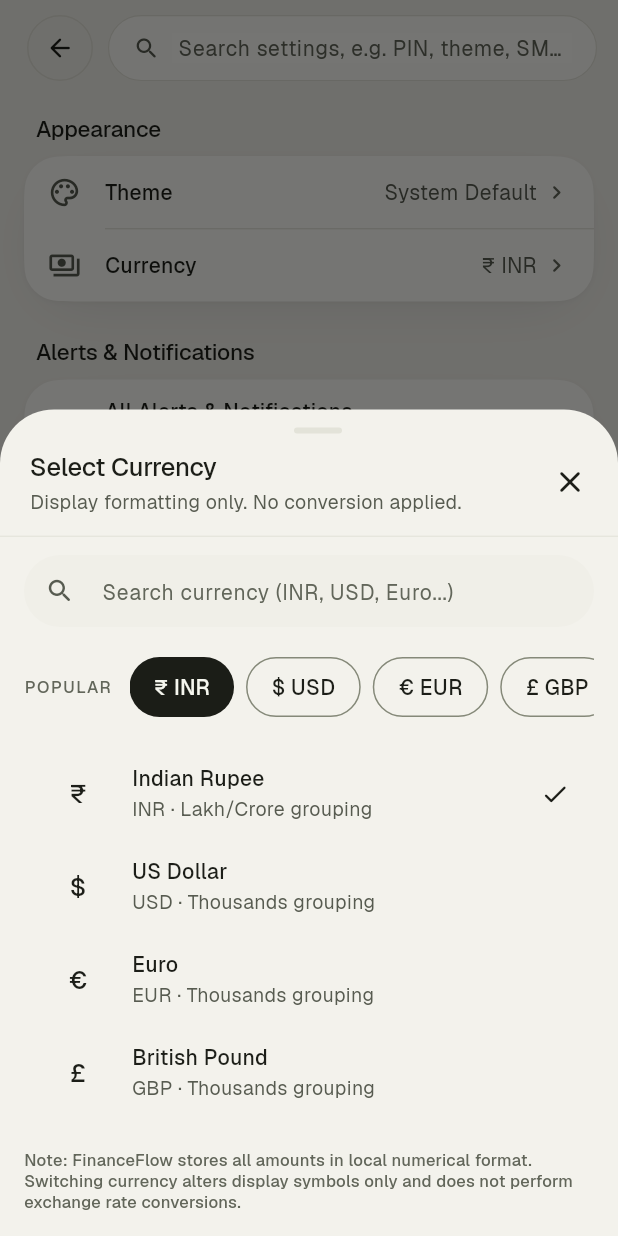
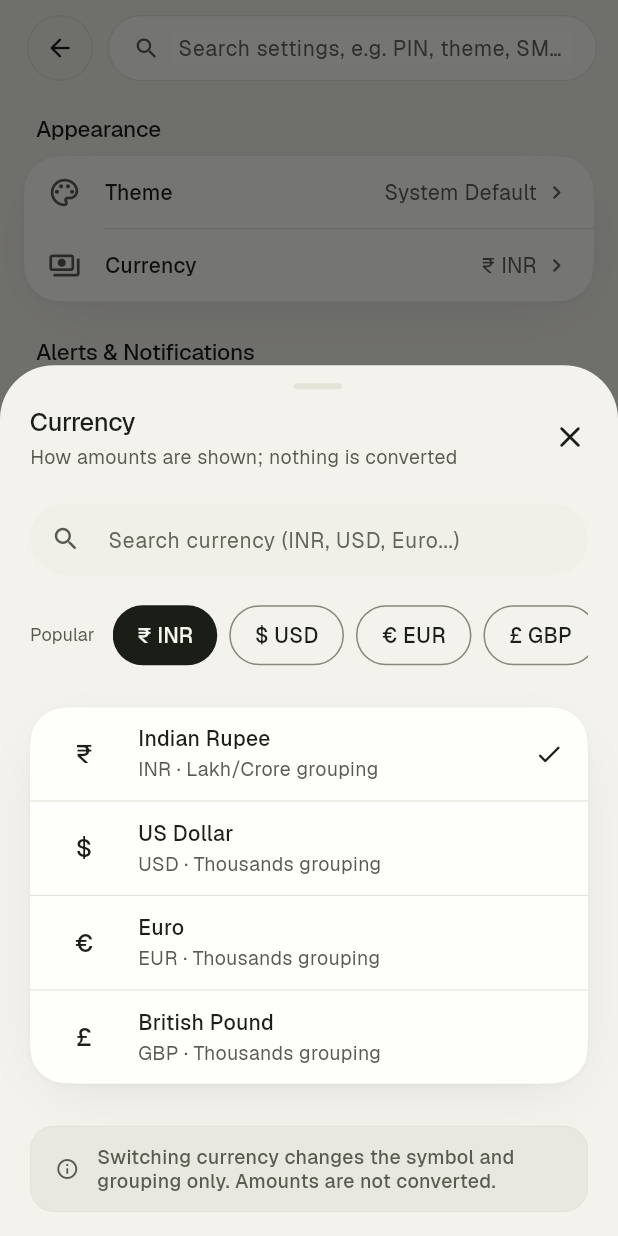
Before and after one commit to Shibilimohdtp/financeflow, a Flutter app: the SettingsDetailScreen screen opened directly, after a tap on the "search" icon, after a tap on "Currency", on a phone screen of 412 x 824 dp. Run offline on Flutter 3.47's test engine with Material 3 defaults, Android fonts, the phone set to English and light mode, and no system bars; our stand-ins replace file_picker, flutter_local_notifications, flutter_riverpod, flutter_secure_storage, flutter_timezone, isar and 3 more; accounts and stored records are empty; generated files the repository leaves out were written again; project files that could hold a hidden picture were left out.

Commit message:
feat(ui): DS-B20g choice sheets on the skeleton
Archetype C for the pickers and filters:
- Category picker: standard header and body padding, sentence-case
  title, names wrap to two lines instead of "Miscellaneo…", no bold.
- Account picker: rows in one grouped container, empty state.
- Filter and sort: no privacy badge or header divider; section headers
  use the one field-label style with the current value on the right;
  Clear all is a text button; Reset sits above Show results.
- Theme and currency pickers: short sentence-case titles, "Popular"
  instead of letter-spaced ALL CAPS, currencies in a grouped list, the
  note as a consequence line.
- Guided PIN sheet: plain titles, motion token instead of an inline
  duration, wrapping error text, no letter spacing.
- CSV column mapper: content-sized (was always full height), sentence-
  case labels, the apply action moves to the sheet footer.

Co-Authored-By: Claude Opus 5.5 <noreply@anthropic.com>

```diff
--- a/lib/features/settings/widgets/settings_picker_sheets.dart
+++ b/lib/features/settings/widgets/settings_picker_sheets.dart
@@ -4,13 +4,16 @@ import 'package:flutter_riverpod/flutter_riverpod.dart';
 import '../../../core/formatting/app_currency.dart';
 import '../../../models/app_settings.dart';
 import '../../../shared/widgets/ff_chip.dart';
-import '../../../shared/widgets/ff_divider.dart';
 import '../../../shared/widgets/ff_row.dart';
+import '../../../shared/widgets/ff_consequence_line.dart';
+import '../../../shared/widgets/ff_field_label.dart';
+import '../../../shared/widgets/ff_grouped_container.dart';
 import '../../../shared/widgets/ff_sheet.dart';
 import '../../../shared/widgets/ff_sheet_header.dart';
 import '../../../shared/widgets/ff_text_field.dart';
 import '../../../shared/widgets/ff_theme_preview_card.dart';
 import '../../../theme/ff.dart';
+import '../../../theme/ff_tone.dart';
 import '../settings_controller.dart';
 
 /// Opens the live theme preference bottom sheet with interactive miniature
@@ -34,15 +37,11 @@ void showSettingsThemePicker(
             crossAxisAlignment: CrossAxisAlignment.start,
             children: [
               const FfSheetHeader(
-                title: 'Theme Preference',
-                subtitle: 'Live visual miniatures. Updates immediately.',
+                title: 'Theme',
+                subtitle: 'Changes apply right away',
               ),
-              const FfDivider(),
               Padding(
-                padding: const EdgeInsets.symmetric(
-                  horizontal: FfSpace.pageMargin,
-                  vertical: FfSpace.md,
-                ),
+                padding: FfSheetBody.standardPadding,
                 child: Column(
                   crossAxisAlignment: CrossAxisAlignment.start,
                   mainAxisSize: MainAxisSize.min,
@@ -194,17 +193,16 @@ class _CurrencyPickerSheetState extends ConsumerState<_CurrencyPickerSheet> {
       crossAxisAlignment: CrossAxisAlignment.start,
       children: [
         const FfSheetHeader(
-          title: 'Select Currency',
-          subtitle: 'Display formatting only. No conversion applied.',
+          title: 'Currency',
+          subtitle: 'How amounts are shown; nothing is converted',
         ),
-        const FfDivider(),
 
         // Search Input
         Padding(
           padding: const EdgeInsets.fromLTRB(
-            FfSpace.pageMargin,
-            FfSpace.sm,
-            FfSpace.pageMargin,
+            FfSheetTokens.paddingH,
+            FfSpace.xs,
+            FfSheetTokens.paddingH,
             FfSpace.xs,
           ),
           child: FfTextField.search(
@@ -218,19 +216,12 @@ class _CurrencyPickerSheetState extends ConsumerState<_CurrencyPickerSheet> {
         if (_filterQuery.trim().isEmpty) ...[
           Padding(
             padding: const EdgeInsets.symmetric(
-              horizontal: FfSpace.pageMargin,
+              horizontal: FfSheetTokens.paddingH,
               vertical: FfSpace.xs,
             ),
             child: Row(
               children: [
-                Text(
-                  'POPULAR',
-                  style: ff.text.labelSm.copyWith(
-                    color: ff.color.textTertiary,
-                    letterSpacing: 1.0,
-                    fontWeight: FontWeight.w600,
-                  ),
-                ),
+                const FfFieldLabel('Popular'),
                 const SizedBox(width: FfSpace.sm),
                 Expanded(
                   child: SingleChildScrollView(
@@ -263,7 +254,13 @@ class _CurrencyPickerSheetState extends ConsumerState<_CurrencyPickerSheet> {
         Flexible(
           child: ListView(
             shrinkWrap: true,
-            padding: const EdgeInsets.symmetric(horizontal: FfSpace.pageMargin),
+            padding: const EdgeInsets.symmetric(
+              horizontal: FfSheetTokens.paddingH,
+              vertical: FfSpace.xs,
+            ),
+            children: [
+              if (filtered.isNotEmpty)
+                FfGroupedContainer(
                   children: [
                     for (final currency in filtered)
                       FfRow(
@@ -273,9 +270,7 @@ class _CurrencyPickerSheetState extends ConsumerState<_CurrencyPickerSheet> {
                           child: Center(
                             child: Text(
                               currency.symbol,
-                        style: ff.text.titleLg.copyWith(
-                          fontWeight: FontWeight.w600,
-                        ),
+                              style: ff.text.titleLg,
                             ),
                           ),
                         ),
@@ -284,6 +279,8 @@ class _CurrencyPickerSheetState extends ConsumerState<_CurrencyPickerSheet> {
                             '${currency.code} · ${currency.usesIndianGrouping ? 'Lakh/Crore grouping' : 'Thousands grouping'}',
                         selected: currency == selected,
                         onTap: () => _selectCurrency(currency, currentSettings),
+                      ),
+                  ],
                 ),
               if (filtered.isEmpty)
                 Padding(
@@ -303,19 +300,18 @@ class _CurrencyPickerSheetState extends ConsumerState<_CurrencyPickerSheet> {
         ),
 
         // Bottom Disclaimer
-        Padding(
-          padding: const EdgeInsets.fromLTRB(
-            FfSpace.pageMargin,
+        const Padding(
+          padding: EdgeInsets.fromLTRB(
+            FfSheetTokens.paddingH,
             FfSpace.xs,
-            FfSpace.pageMargin,
+            FfSheetTokens.paddingH,
             FfSpace.md,
           ),
-          child: Text(
-            'Note: FinanceFlow stores all amounts in local numerical format. Switching currency alters display symbols only and does not perform exchange rate conversions.',
-            style: ff.text.labelSm.copyWith(
-              color: ff.color.textTertiary,
-              height: 1.3,
-            ),
+          child: FfConsequenceLine(
+            text:
+                'Switching currency changes the symbol and grouping only. Amounts are not converted.',
+            icon: Icons.info_outline_rounded,
+            tone: FfTone.neutral,
           ),
         ),
       ],
```
Also changed, not shown: lib/features/ingestion/widgets/csv_column_mapper_sheet.dart (+26 -34 lines), lib/features/security/widgets/ff_guided_pin_sheet.dart (+19 -22 lines), lib/features/transactions/widgets/transaction_filter_sheet.dart (+26 -47 lines), lib/features/transactions/widgets/transaction_pickers.dart (+28 -55 lines), 5 other files. Lines whose indentation alone changed are shown as unchanged.
